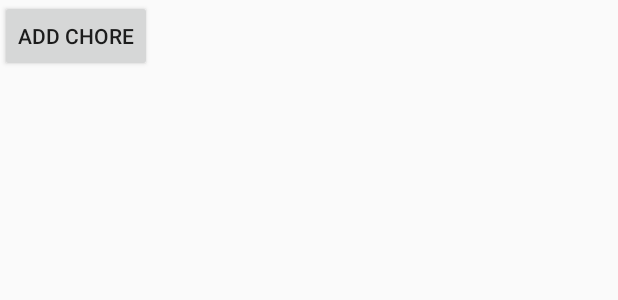
After one commit to cheponin/ChoreWizard, an Android app: the layout activity_manage_chores.xml on its own in the app's theme, with its tools: preview values and no code run, on a phone screen of 412 x 824 dp. The commit adds this screen. Shown: the top 300 px of the screen. Run offline under Robolectric (Android 15) with nearby library versions, the phone set to English and light mode, and no system bars.

Commit message:
Added chore activities to manage and add chores.

```diff
--- a/app/src/main/AndroidManifest.xml
+++ b/app/src/main/AndroidManifest.xml
@@ -27,6 +27,11 @@
             android:label="@string/title_activity_add_member"
             android:theme="@style/AppTheme.NoActionBar" />
         <activity android:name=".authenticate.SignInActivity" />
+        <activity
+            android:name=".ManageChoresActivity"
+            android:label="@string/title_activity_manage_chores"
+            android:theme="@style/AppTheme.NoActionBar" />
+        <activity android:name=".AddChoreActivity"></activity>
     </application>
 
 </manifest>
--- a/app/src/main/java/tcss450/uw/edu/chorewizard/HomeActivity.java
+++ b/app/src/main/java/tcss450/uw/edu/chorewizard/HomeActivity.java
@@ -56,6 +56,11 @@ public class HomeActivity extends AppCompatActivity {
      */
     public void clickAddMember(View view) {
         Intent intent = new Intent(this, AddMemberActivity.class);
+        startActivity(intent);
+    }
+
+    public void clickManageChores(View view) {
+        Intent intent = new Intent(this, ManageChoresActivity.class);
         startActivity(intent);
     }
 
--- /dev/null
+++ b/app/src/main/res/layout/activity_manage_chores.xml
@@ -0,0 +1,77 @@
+<?xml version="1.0" encoding="utf-8"?>
+<LinearLayout xmlns:android="http://schemas.android.com/apk/res/android"
+    xmlns:app="http://schemas.android.com/apk/res-auto"
+    xmlns:tools="http://schemas.android.com/tools"
+    android:layout_width="match_parent"
+    android:layout_height="match_parent"
+    android:fitsSystemWindows="true"
+    tools:context="tcss450.uw.edu.chorewizard.ManageChoresActivity"
+    android:orientation="vertical">
+
+    <Button
+        android:layout_width="wrap_content"
+        android:layout_height="wrap_content"
+        android:id="@+id/add_chore_button"
+        android:text="Add Chore"
+        android:onClick="clickAddChore"/>
+
+    <TextView
+        android:layout_width="match_parent"
+        android:layout_height="wrap_content"
+        android:layout_margin="10dp"
+        android:id="@+id/chore_1"/>
+
+    <TextView
+        android:layout_width="match_parent"
+        android:layout_height="wrap_content"
+        android:layout_margin="10dp"
+        android:id="@+id/chore_2"/>
+
+    <TextView
+        android:layout_width="match_parent"
+        android:layout_height="wrap_content"
+        android:layout_margin="10dp"
+        android:id="@+id/chore_3"/>
+
+    <TextView
+        android:layout_width="match_parent"
+        android:layout_height="wrap_content"
+        android:layout_margin="10dp"
+        android:id="@+id/chore_4"/>
+
+    <TextView
+        android:layout_width="match_parent"
+        android:layout_height="wrap_content"
+        android:layout_margin="10dp"
+        android:id="@+id/chore_5"/>
+
+    <TextView
+        android:layout_width="match_parent"
+        android:layout_height="wrap_content"
+        android:layout_margin="10dp"
+        android:id="@+id/chore_6"/>
+
+    <TextView
+        android:layout_width="match_parent"
+        android:layout_height="wrap_content"
+        android:layout_margin="10dp"
+        android:id="@+id/chore_7"/>
+
+    <TextView
+        android:layout_width="match_parent"
+        android:layout_height="wrap_content"
+        android:layout_margin="10dp"
+        android:id="@+id/chore_8"/>
+
+    <TextView
+        android:layout_width="match_parent"
+        android:layout_height="wrap_content"
+        android:layout_margin="10dp"
+        android:id="@+id/chore_9"/>
+
+    <TextView
+        android:layout_width="match_parent"
+        android:layout_height="wrap_content"
+        android:layout_margin="10dp"
+        android:id="@+id/chore_10"/>
+</LinearLayout>
--- a/app/src/main/res/values/strings.xml
+++ b/app/src/main/res/values/strings.xml
@@ -9,6 +9,8 @@
     <string name="title_activity_add_member">AddMemberActivity</string>
     <string name="member_name_field">Member Name</string>
     <string name="member_phone_field">Member Phone Number</string>
+    <string name="chore_name_field">Chore Name</string>
+    <string name="chore_frequency_field">Chore Frequency</string>
     <string name="ok">OK</string>
     <string name="add_member">Add Member</string>
     <string name="hello_message">Hello, ______!</string>
@@ -16,5 +18,6 @@
     <string name="LOGIN_PREFS">edu.uw.tacoma.aclanton.chorewizard.PREFS</string>
     <string name="LOGGEDIN">loggedin</string>
     <string name="action_logout" />
+    <string name="title_activity_manage_chores">ManageChoresActivity</string>
 
 </resources>
```
Also changed, not shown: app/src/main/java/tcss450/uw/edu/chorewizard/AddChoreActivity.java (added, +20 -0 lines), app/src/main/java/tcss450/uw/edu/chorewizard/ManageChoresActivity.java (added, +23 -0 lines), app/src/main/res/layout/activity_add_chore.xml (added, +33 -0 lines), app/src/main/res/layout/activity_home.xml (+8 -0 lines), app/src/main/res/layout/content_manage_chores.xml (added, +15 -0 lines).
